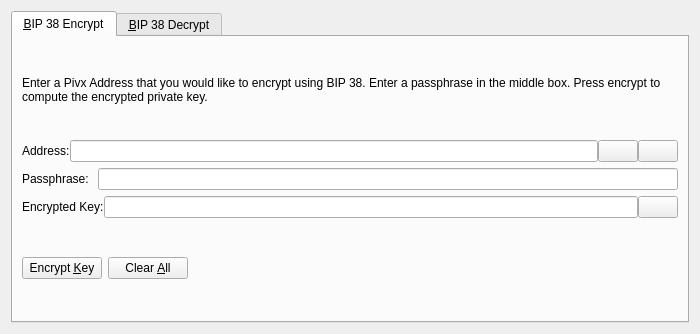
The window that src/qt/forms/bip38tooldialog.ui (SkinXXX/skinxxx) describes before a commit, drawn with Qt 5.
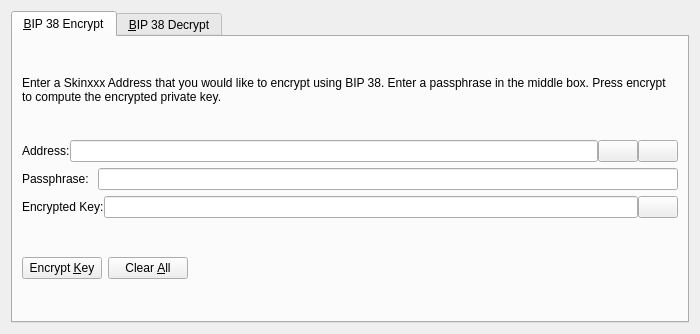
The same window after the commit. The open tabs and pages were chosen to show the change. Icons and pictures are not drawn. Custom widgets are drawn as their Qt base class.

```diff
--- a/src/qt/forms/bip38tooldialog.ui
+++ b/src/qt/forms/bip38tooldialog.ui
@@ -30,7 +30,7 @@
        <item>
         <widget class="QLabel" name="infoLabel_ENC">
          <property name="text">
-          <string>Enter a Pivx Address that you would like to encrypt using BIP 38. Enter a passphrase in the middle box. Press encrypt to compute the encrypted private key.</string>
+          <string>Enter a Skinxxx Address that you would like to encrypt using BIP 38. Enter a passphrase in the middle box. Press encrypt to compute the encrypted private key.</string>
          </property>
          <property name="textFormat">
           <enum>Qt::PlainText</enum>
```
Left out of the diff: 4 changed lines with no effect on the pictures.
